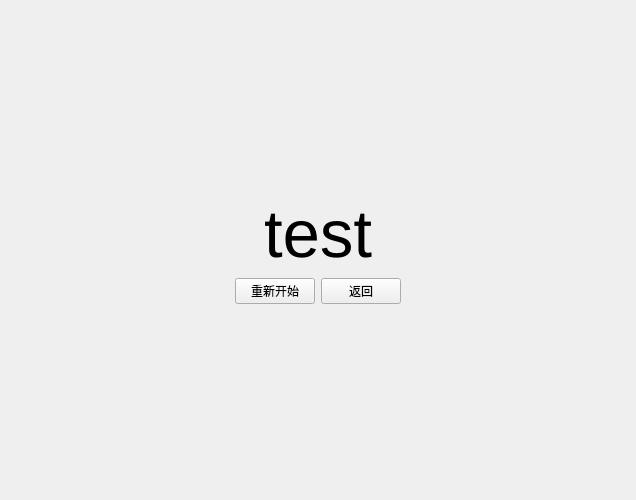
Old version of the form mainwindow.ui in the repository niltok/magi.
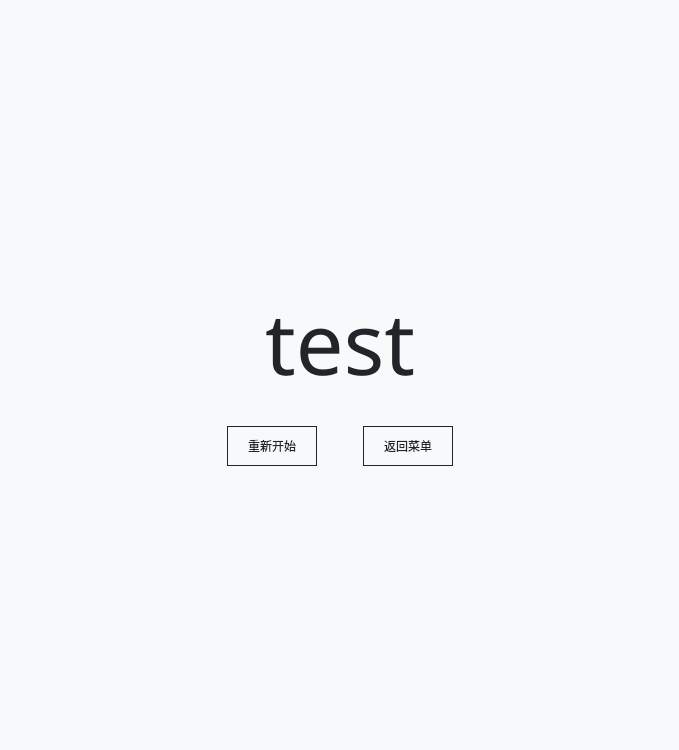
New version of the form. The open tabs and pages were chosen to show the change.

Commit message: add style sheet

What changed in the file:
```diff
--- a/mainwindow.ui
+++ b/mainwindow.ui
@@ -6,19 +6,68 @@
    <rect>
     <x>0</x>
     <y>0</y>
-    <width>636</width>
-    <height>500</height>
+    <width>679</width>
+    <height>750</height>
    </rect>
   </property>
   <property name="minimumSize">
    <size>
-    <width>300</width>
-    <height>500</height>
+    <width>450</width>
+    <height>750</height>
    </size>
   </property>
   <property name="windowTitle">
    <string>Magi</string>
   </property>
+  <property name="styleSheet">
+   <string notr="true">* {
+	font: 12pt &quot;苹方 常规, 思源黑体 CN Regular, 黑体&quot;;
+}
+
+*:focus {
+	outline: none;
+}
+
+QWidget {
+	color: #212529;
+	background-color: #f8f9fa;
+}
+
+QPushButton {
+	border: 1px solid #212529;
+	padding: 10px 20px;
+}
+
+QPushButton:hover {
+	background-color: #212529;
+	color: #f8f9fa;
+}
+QListWidget {
+	border: 0;
+}
+QListWidget::item {
+	padding: 5px 10px;
+}
+QListWidget::item:hover {
+	padding-left: 10px;
+	border: 0;
+}
+QListWidget::item:selected {
+	background-color: #212529;
+	color: #f8f9fa;
+	border: 0;
+}
+QCheckBox::indicator {
+	border: 1px solid #adb5bd;
+}
+QCheckBox::indicator:checked {
+	background-color: #212529;
+	border: 1px solid #212529;
+}
+QCheckBox::indicator:hover {
+	border: 1px solid #212529;
+}</string>
+  </property>
   <widget class="QWidget" name="centralwidget">
    <layout class="QVBoxLayout" name="verticalLayout_2">
     <property name="spacing">
@@ -218,9 +267,18 @@
            <widget class="QLabel" name="finalDisp">
             <property name="font">
              <font>
-              <pointsize>50</pointsize>
+              <family>苹方 常规, 思源黑体 CN Regular, 黑体</family>
+              <pointsize>64</pointsize>
+              <weight>50</weight>
+              <italic>false</italic>
+              <bold>false</bold>
              </font>
             </property>
+            <property name="styleSheet">
+             <string notr="true">QLabel {
+	font-size: 64pt;
+}</string>
+            </property>
             <property name="text">
              <string>test</string>
             </property>
@@ -232,10 +290,26 @@
             </property>
            </widget>
           </item>
+          <item>
+           <spacer name="verticalSpacer_5">
+            <property name="orientation">
+             <enum>Qt::Vertical</enum>
+            </property>
+            <property name="sizeType">
+             <enum>QSizePolicy::Fixed</enum>
+            </property>
+            <property name="sizeHint" stdset="0">
+             <size>
+              <width>20</width>
+              <height>20</height>
+             </size>
+            </property>
+           </spacer>
+          </item>
           <item>
            <layout class="QHBoxLayout" name="horizontalLayout_2">
             <item>
-             <spacer name="horizontalSpacer_5">
+             <spacer name="horizontalSpacer_8">
               <property name="orientation">
                <enum>Qt::Horizontal</enum>
               </property>
@@ -254,10 +328,26 @@
               </property>
              </widget>
             </item>
+            <item>
+             <spacer name="horizontalSpacer_5">
+              <property name="orientation">
+               <enum>Qt::Horizontal</enum>
+              </property>
+              <property name="sizeType">
+               <enum>QSizePolicy::Fixed</enum>
+              </property>
+              <property name="sizeHint" stdset="0">
+               <size>
+                <width>40</width>
+                <height>20</height>
+               </size>
+              </property>
+             </spacer>
+            </item>
             <item>
              <widget class="QPushButton" name="backButton">
               <property name="text">
-               <string>返回</string>
+               <string>返回菜单</string>
               </property>
              </widget>
             </item>
```
Left out of the diff: 30 changed lines with no effect on the pictures. The commit also changes 2 other files.
